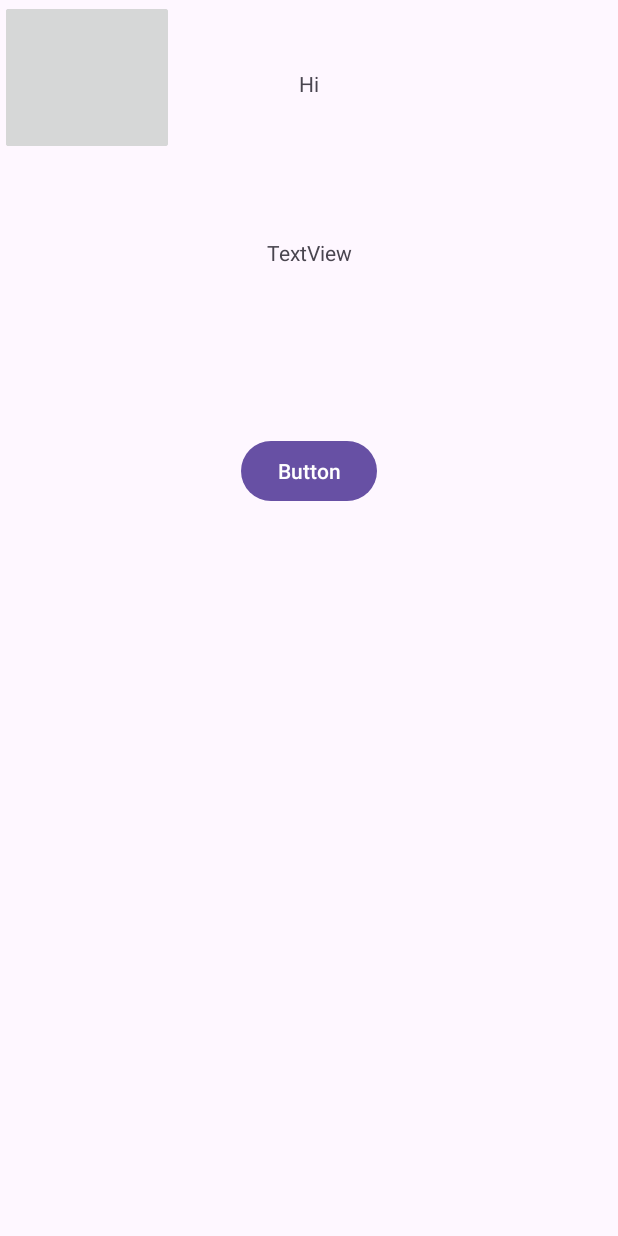
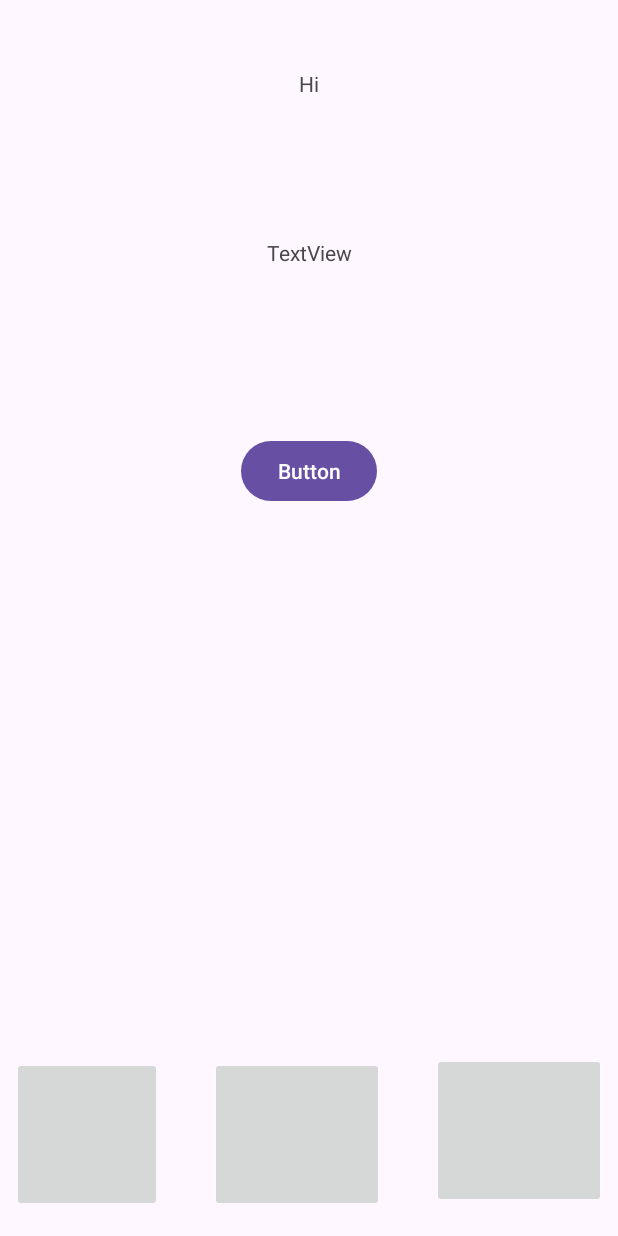
Before and after one commit to DDRanderson/AppProgGroupProject, an Android app: the screen it shows after launch (MainActivity), on a phone screen of 412 x 824 dp. Run offline under Robolectric (Android 15) with nearby library versions, the phone set to English and light mode, and no system bars.

Commit message:
adjusted button images with constraints

```diff
--- a/app/src/main/res/layout/activity_main.xml
+++ b/app/src/main/res/layout/activity_main.xml
@@ -51,24 +51,41 @@
         android:id="@+id/imageButton"
         android:layout_width="100dp"
         android:layout_height="103dp"
-        tools:layout_editor_absoluteX="16dp"
-        tools:layout_editor_absoluteY="634dp"
+        android:layout_marginStart="16dp"
+        android:layout_marginBottom="16dp"
+        app:layout_constraintBottom_toBottomOf="parent"
+        app:layout_constraintEnd_toStartOf="@+id/imageButton2"
+        app:layout_constraintStart_toStartOf="parent"
+        app:layout_constraintTop_toTopOf="parent"
+        app:layout_constraintVertical_bias="1.0"
         tools:srcCompat="@tools:sample/avatars" />
 
     <ImageButton
         android:id="@+id/imageButton2"
         android:layout_width="116dp"
         android:layout_height="103dp"
-        tools:layout_editor_absoluteX="156dp"
-        tools:layout_editor_absoluteY="634dp"
+        android:layout_marginStart="32dp"
+        android:layout_marginEnd="16dp"
+        android:layout_marginBottom="16dp"
+        app:layout_constraintBottom_toBottomOf="parent"
+        app:layout_constraintEnd_toStartOf="@+id/imageButton3"
+        app:layout_constraintStart_toEndOf="@+id/imageButton"
+        app:layout_constraintTop_toTopOf="parent"
+        app:layout_constraintVertical_bias="1.0"
         tools:srcCompat="@tools:sample/avatars" />
 
     <ImageButton
         android:id="@+id/imageButton3"
         android:layout_width="116dp"
         android:layout_height="103dp"
-        tools:layout_editor_absoluteX="297dp"
-        tools:layout_editor_absoluteY="634dp"
+        android:layout_marginStart="16dp"
+        android:layout_marginEnd="16dp"
+        app:layout_constraintBottom_toBottomOf="parent"
+        app:layout_constraintEnd_toEndOf="parent"
+        app:layout_constraintHorizontal_bias="0.0"
+        app:layout_constraintStart_toEndOf="@+id/imageButton2"
+        app:layout_constraintTop_toTopOf="parent"
+        app:layout_constraintVertical_bias="0.974"
         tools:srcCompat="@tools:sample/avatars" />
 
 </androidx.constraintlayout.widget.ConstraintLayout>
```
